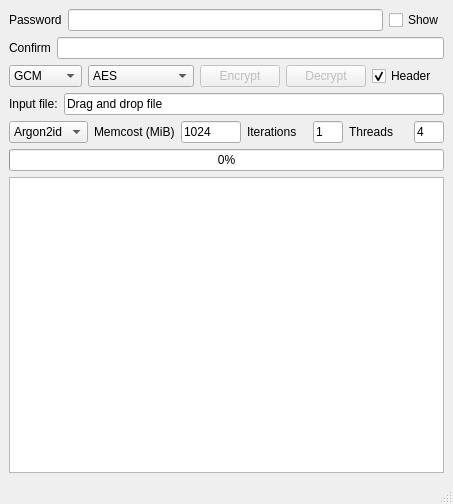
Before: the Qt Designer form small/mainwindow.ui in someprojects253/encryptiontool, drawn with Qt 5.
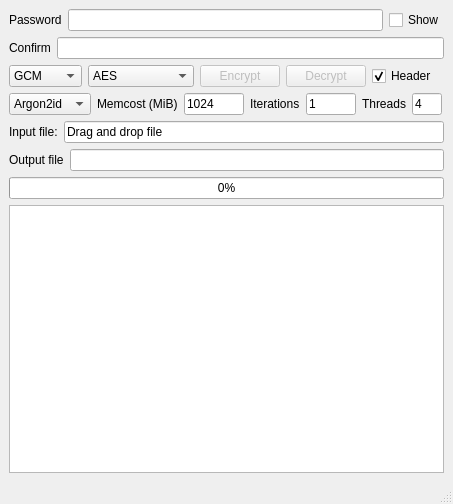
After: the same form once the commit is applied.

What changed in the file:
```diff
--- a/small/mainwindow.ui
+++ b/small/mainwindow.ui
@@ -207,24 +207,6 @@
         </item>
        </layout>
       </item>
-      <item>
-       <layout class="QHBoxLayout" name="horizontalLayout_4">
-        <item>
-         <widget class="QLabel" name="label_inputFile">
-          <property name="text">
-           <string>Input file:</string>
-          </property>
-         </widget>
-        </item>
-        <item>
-         <widget class="QLineEdit" name="lineEdit_inputFile">
-          <property name="text">
-           <string>Drag and drop file</string>
-          </property>
-         </widget>
-        </item>
-       </layout>
-      </item>
       <item>
        <layout class="QHBoxLayout" name="horizontalLayout_8">
         <item>
@@ -258,14 +240,14 @@
         </item>
         <item>
          <layout class="QHBoxLayout" name="horizontalLayout_7">
-          <item>
+          <item alignment="Qt::AlignmentFlag::AlignRight">
            <widget class="QLabel" name="label_memcost">
             <property name="text">
              <string>Memcost (MiB)</string>
             </property>
            </widget>
           </item>
-          <item>
+          <item alignment="Qt::AlignmentFlag::AlignLeft">
            <widget class="QLineEdit" name="lineEdit_memcost">
             <property name="maximumSize">
              <size>
@@ -282,18 +264,18 @@
         </item>
         <item>
          <layout class="QHBoxLayout" name="horizontalLayout_6">
-          <item>
+          <item alignment="Qt::AlignmentFlag::AlignRight">
            <widget class="QLabel" name="label_iterations">
             <property name="text">
              <string>Iterations</string>
             </property>
            </widget>
           </item>
-          <item>
+          <item alignment="Qt::AlignmentFlag::AlignLeft">
            <widget class="QLineEdit" name="lineEdit_timecost">
             <property name="maximumSize">
              <size>
-              <width>30</width>
+              <width>50</width>
               <height>16777215</height>
              </size>
             </property>
@@ -306,14 +288,14 @@
         </item>
         <item>
          <layout class="QHBoxLayout" name="horizontalLayout_5">
-          <item>
+          <item alignment="Qt::AlignmentFlag::AlignRight">
            <widget class="QLabel" name="label_3">
             <property name="text">
              <string>Threads</string>
             </property>
            </widget>
           </item>
-          <item>
+          <item alignment="Qt::AlignmentFlag::AlignLeft">
            <widget class="QLineEdit" name="lineEdit_threads">
             <property name="maximumSize">
              <size>
@@ -330,6 +312,38 @@
         </item>
        </layout>
       </item>
+      <item>
+       <layout class="QHBoxLayout" name="horizontalLayout_4">
+        <item>
+         <widget class="QLabel" name="label_inputFile">
+          <property name="text">
+           <string>Input file:</string>
+          </property>
+         </widget>
+        </item>
+        <item>
+         <widget class="QLineEdit" name="lineEdit_inputFile">
+          <property name="text">
+           <string>Drag and drop file</string>
+          </property>
+         </widget>
+        </item>
+       </layout>
+      </item>
+      <item>
+       <layout class="QHBoxLayout" name="horizontalLayout_9">
+        <item>
+         <widget class="QLabel" name="label_4">
+          <property name="text">
+           <string>Output file</string>
+          </property>
+         </widget>
+        </item>
+        <item>
+         <widget class="QLineEdit" name="lineEdit_outputFile"/>
+        </item>
+       </layout>
+      </item>
       <item>
        <widget class="QProgressBar" name="progressBar">
         <property name="value">
```
